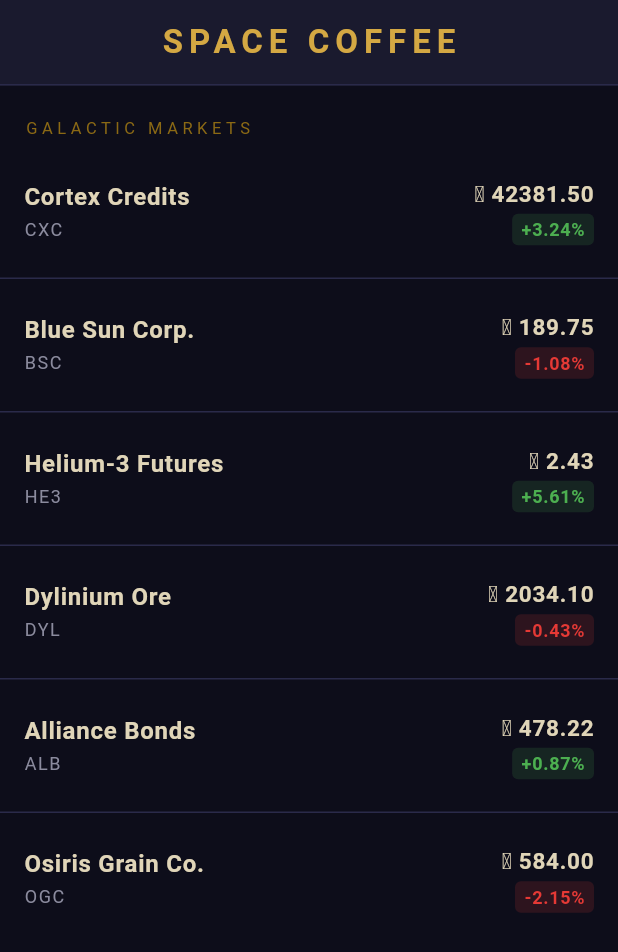
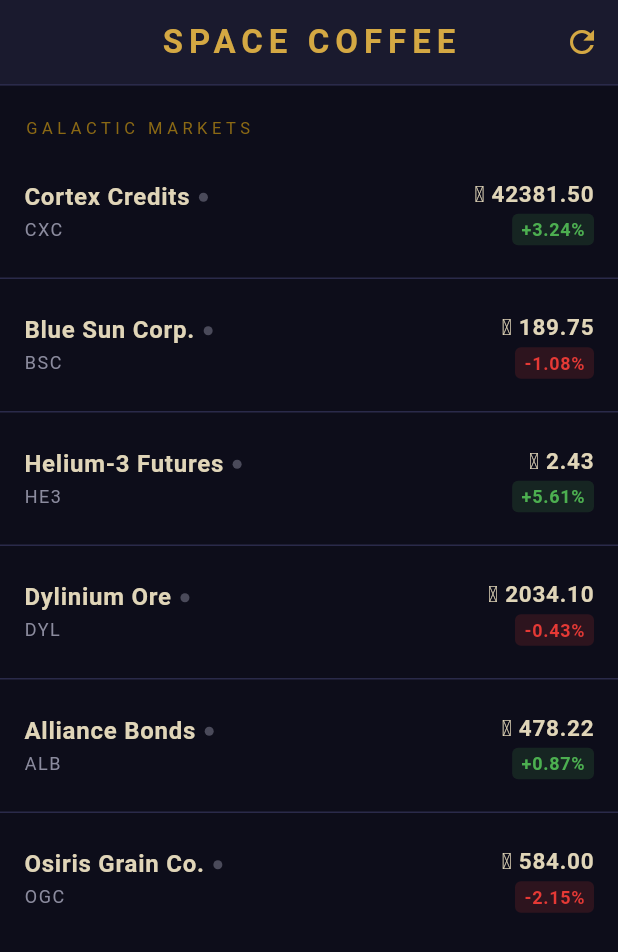
Before and after one commit to AesaCC/spacecoffee, a Flutter app: the screen it shows after launch, on a phone screen of 412 x 824 dp. Shown: the top 952 px of the screen. Run offline on Flutter 3.47's test engine with Material 3 defaults, Android fonts, the phone set to English and light mode, and no system bars; our stand-ins replace flutter_riverpod; network calls fail.

Commit message:
feat: live market data via Alpha Vantage API
- Add MarketService to fetch stock/ETF quotes from Alpha Vantage
- Switch portfolioProvider from mock to FutureProvider with live+fallback logic
- AAPL, SPY, GLD fetch live prices; BTC/NG/ZW fall back to mock (free tier limit)
- Add isLive flag to Asset model — shown as gold dot in UI
- Portfolio screen handles loading, error, and data states
- Add refresh button to re-fetch prices
- Gitignore lib/config.dart (API key); add config.example.dart as template

Co-Authored-By: Claude Sonnet 4.6 <noreply@anthropic.com>

```diff
--- /dev/null
+++ b/lib/config.example.dart
@@ -0,0 +1,3 @@
+// Copy this file to config.dart and fill in your key.
+// Get a free key at: https://www.alphavantage.co/support/#api-key
+const String alphaVantageApiKey = 'YOUR_KEY_HERE';
--- a/lib/models/asset.dart
+++ b/lib/models/asset.dart
@@ -1,9 +1,10 @@
 class Asset {
   final String name;           // space fiction name, e.g. "Helium-3"
   final String ticker;         // short code, e.g. "HE3"
-  final String realTicker;     // real-world ticker for API, e.g. "NG"
+  final String realTicker;     // real-world ticker for API, e.g. "SPY"
   final double price;          // current price in credits
   final double changePercent;  // % change today, positive = up, negative = down
+  final bool isLive;           // true = price came from API, false = mock data
 
   const Asset({
     required this.name,
@@ -11,5 +12,6 @@ class Asset {
     required this.realTicker,
     required this.price,
     required this.changePercent,
+    this.isLive = false,
   });
 }
--- a/lib/providers/portfolio_provider.dart
+++ b/lib/providers/portfolio_provider.dart
@@ -1,50 +1,98 @@
 import 'package:flutter_riverpod/flutter_riverpod.dart';
+import '../config.dart';
 import '../models/asset.dart';
+import '../services/market_service.dart';
 
-// Mock data — each space asset maps to a real-world instrument for later
-final portfolioProvider = Provider<List<Asset>>((ref) {
-  return const [
-    Asset(
+// Provides a single shared instance of MarketService
+final marketServiceProvider = Provider<MarketService>(
+  (ref) => MarketService(alphaVantageApiKey),
+);
+
+// Base asset definitions — prices here are fallback mock data only.
+// Assets with a non-null fetchSymbol will get live prices from Alpha Vantage.
+// Free tier supports stocks + ETFs only (not crypto or commodity futures).
+const _baseAssets = [
+  (
     name: 'Cortex Credits',
     ticker: 'CXC',
     realTicker: 'BTC',
+    fetchSymbol: null, // crypto — not on free tier, uses mock
     price: 42381.50,
     changePercent: 3.24,
   ),
-    Asset(
+  (
     name: 'Blue Sun Corp.',
     ticker: 'BSC',
     realTicker: 'AAPL',
+    fetchSymbol: 'AAPL', // live
     price: 189.75,
     changePercent: -1.08,
   ),
-    Asset(
+  (
     name: 'Helium-3 Futures',
     ticker: 'HE3',
     realTicker: 'NG',
+    fetchSymbol: null, // commodity futures — not on free tier, uses mock
     price: 2.43,
     changePercent: 5.61,
   ),
-    Asset(
+  (
     name: 'Dylinium Ore',
     ticker: 'DYL',
-      realTicker: 'GC',
+    realTicker: 'GLD', // using GLD (gold ETF) as proxy for gold price
+    fetchSymbol: 'GLD', // live
     price: 2034.10,
     changePercent: -0.43,
   ),
-    Asset(
+  (
     name: 'Alliance Bonds',
     ticker: 'ALB',
     realTicker: 'SPY',
+    fetchSymbol: 'SPY', // live
     price: 478.22,
     changePercent: 0.87,
   ),
-    Asset(
+  (
     name: 'Osiris Grain Co.',
     ticker: 'OGC',
     realTicker: 'ZW',
+    fetchSymbol: null, // wheat futures — not on free tier, uses mock
     price: 584.00,
     changePercent: -2.15,
   ),
 ];
+
+// FutureProvider fetches live prices and merges them with mock fallbacks.
+// The UI reads this provider and handles loading / error / data states.
+final portfolioProvider = FutureProvider<List<Asset>>((ref) async {
+  final service = ref.read(marketServiceProvider);
+
+  final assets = await Future.wait(
+    _baseAssets.map((a) async {
+      if (a.fetchSymbol == null) {
+        // No live data available — return mock values
+        return Asset(
+          name: a.name,
+          ticker: a.ticker,
+          realTicker: a.realTicker,
+          price: a.price,
+          changePercent: a.changePercent,
+          isLive: false,
+        );
+      }
+
+      final quote = await service.fetchQuote(a.fetchSymbol!);
+
+      return Asset(
+        name: a.name,
+        ticker: a.ticker,
+        realTicker: a.realTicker,
+        price: quote?.price ?? a.price,
+        changePercent: quote?.changePercent ?? a.changePercent,
+        isLive: quote != null,
+      );
+    }),
+  );
+
+  return assets;
 });
--- a/lib/screens/portfolio_screen.dart
+++ b/lib/screens/portfolio_screen.dart
@@ -8,7 +8,7 @@ class PortfolioScreen extends ConsumerWidget {
 
   @override
   Widget build(BuildContext context, WidgetRef ref) {
-    final assets = ref.watch(portfolioProvider);
+    final asyncAssets = ref.watch(portfolioProvider);
 
     return Scaffold(
       appBar: AppBar(
@@ -22,12 +22,62 @@ class PortfolioScreen extends ConsumerWidget {
           ),
         ),
         centerTitle: true,
+        actions: [
+          // Refresh button
+          IconButton(
+            icon: const Icon(Icons.refresh, color: Color(0xFFD4A843)),
+            onPressed: () => ref.invalidate(portfolioProvider),
+          ),
+        ],
         bottom: PreferredSize(
           preferredSize: const Size.fromHeight(1),
           child: Container(color: const Color(0xFF2A2A4A), height: 1),
         ),
       ),
-      body: Column(
+      body: asyncAssets.when(
+        // While fetching: show a spinner
+        loading: () => const Center(
+          child: Column(
+            mainAxisAlignment: MainAxisAlignment.center,
+            children: [
+              CircularProgressIndicator(color: Color(0xFFD4A843)),
+              SizedBox(height: 16),
+              Text(
+                'Tuning into the Cortex...',
+                style: TextStyle(color: Color(0xFF8B8B9E)),
+              ),
+            ],
+          ),
+        ),
+        // On error: show message with retry
+        error: (error, _) => Center(
+          child: Column(
+            mainAxisAlignment: MainAxisAlignment.center,
+            children: [
+              const Icon(Icons.wifi_off, color: Color(0xFF8B8B9E), size: 48),
+              const SizedBox(height: 16),
+              const Text(
+                'Signal lost.',
+                style: TextStyle(color: Color(0xFFD4A843), fontSize: 18),
+              ),
+              const SizedBox(height: 8),
+              const Text(
+                'Showing last known data.',
+                style: TextStyle(color: Color(0xFF8B8B9E)),
+              ),
+              const SizedBox(height: 24),
+              TextButton(
+                onPressed: () => ref.invalidate(portfolioProvider),
+                child: const Text(
+                  'Try again',
+                  style: TextStyle(color: Color(0xFFD4A843)),
+                ),
+              ),
+            ],
+          ),
+        ),
+        // Data loaded: show the list
+        data: (assets) => Column(
           crossAxisAlignment: CrossAxisAlignment.start,
           children: [
             const Padding(
@@ -55,6 +105,7 @@ class PortfolioScreen extends ConsumerWidget {
             ),
           ],
         ),
+      ),
     );
   }
 }
@@ -66,17 +117,37 @@ class AssetTile extends StatelessWidget {
   @override
   Widget build(BuildContext context) {
     final isUp = asset.changePercent >= 0;
-    final changeColor = isUp ? const Color(0xFF4CAF50) : const Color(0xFFE53935);
+    final changeColor =
+        isUp ? const Color(0xFF4CAF50) : const Color(0xFFE53935);
     final changePrefix = isUp ? '+' : '';
 
     return ListTile(
       contentPadding: const EdgeInsets.symmetric(horizontal: 16, vertical: 8),
-      title: Text(
+      title: Row(
+        children: [
+          Text(
             asset.name,
             style: const TextStyle(
               color: Color(0xFFE0D5B8),
               fontWeight: FontWeight.w600,
             ),
+          ),
+          const SizedBox(width: 6),
+          // Small dot: gold = live data, grey = mock data
+          Tooltip(
+            message: asset.isLive ? 'Live price' : 'Mock data',
+            child: Container(
+              width: 6,
+              height: 6,
+              decoration: BoxDecoration(
+                shape: BoxShape.circle,
+                color: asset.isLive
+                    ? const Color(0xFFD4A843)
+                    : const Color(0xFF4A4A5A),
+              ),
+            ),
+          ),
+        ],
       ),
       subtitle: Text(
         asset.ticker,
--- /dev/null
+++ b/lib/services/market_service.dart
@@ -0,0 +1,42 @@
+import 'dart:convert';
+import 'package:http/http.dart' as http;
+
+/// Fetches live market data from Alpha Vantage.
+/// Free tier: 25 requests/day, 5 requests/minute.
+class MarketService {
+  static const _baseUrl = 'https://www.alphavantage.co/query';
+  final String _apiKey;
+
+  MarketService(this._apiKey);
+
+  /// Returns the current price and daily % change for a stock or ETF symbol.
+  /// Returns null if the request fails or the symbol isn't supported.
+  Future<({double price, double changePercent})?> fetchQuote(
+    String symbol,
+  ) async {
+    try {
+      final uri = Uri.parse(
+        '$_baseUrl?function=GLOBAL_QUOTE&symbol=$symbol&apikey=$_apiKey',
+      );
+      final response = await http.get(uri);
+
+      if (response.statusCode != 200) return null;
+
+      final data = jsonDecode(response.body) as Map<String, dynamic>;
+      final quote = data['Global Quote'] as Map<String, dynamic>?;
+
+      if (quote == null || quote.isEmpty) return null;
+
+      final price = double.tryParse(quote['05. price'] ?? '');
+      final changeStr =
+          (quote['10. change percent'] ?? '').replaceAll('%', '').trim();
+      final changePercent = double.tryParse(changeStr);
+
+      if (price == null || changePercent == null) return null;
+
+      return (price: price, changePercent: changePercent);
+    } catch (_) {
+      return null; // network error, bad JSON, etc. — fall back to mock
+    }
+  }
+}
```
Also changed, not shown: 1 other file. Lines whose indentation alone changed are shown as unchanged.
